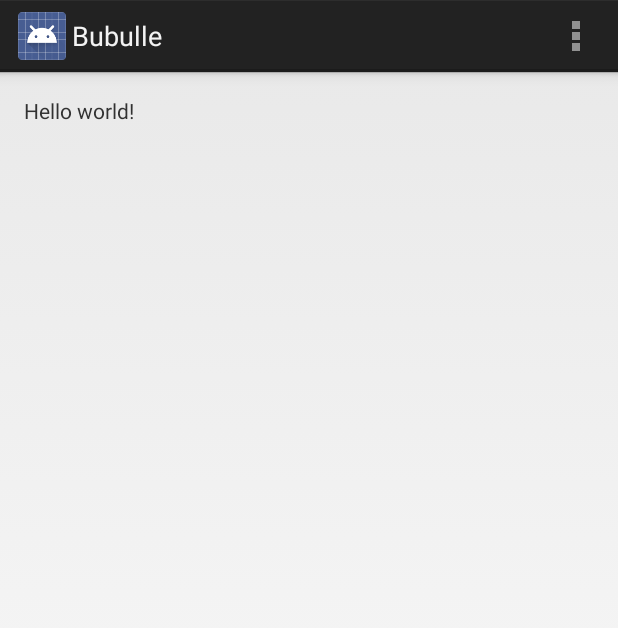
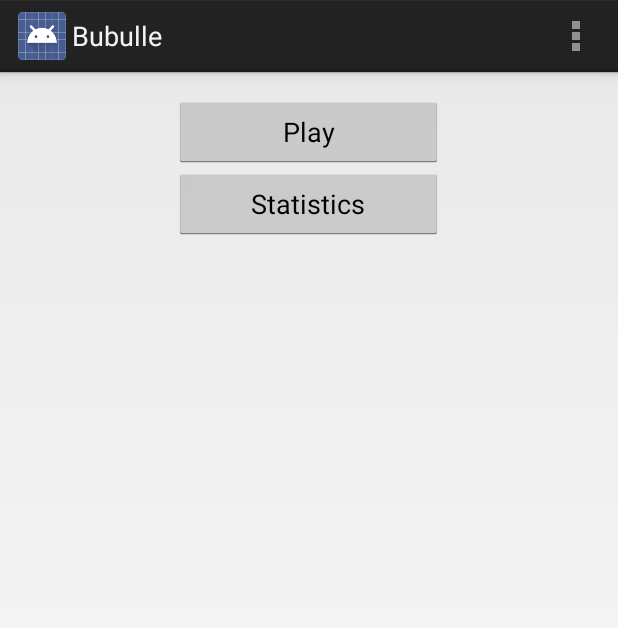
Before and after one commit to NicolasPecot/Bubulle, an Android app: the screen it shows after launch (Bubulle), on a phone screen of 412 x 824 dp. Shown: the top 628 px of the screen. Run offline under Robolectric (Android 15) with nearby library versions, the phone set to English and light mode, and no system bars.

Commit message:
Initial Commit

```diff
--- a/app/src/main/res/layout/activity_bubulle.xml
+++ b/app/src/main/res/layout/activity_bubulle.xml
@@ -8,9 +8,25 @@
     android:paddingBottom="@dimen/activity_vertical_margin"
     tools:context=".Bubulle">
 
-    <TextView
-        android:text="@string/hello_world"
-        android:layout_width="wrap_content"
-        android:layout_height="wrap_content" />
+    <LinearLayout
+        android:orientation="vertical"
+        android:layout_width="fill_parent"
+        android:layout_height="fill_parent"
+        android:layout_alignParentTop="true"
+        android:layout_alignParentStart="true">
 
+        <Button
+            android:layout_width="179dp"
+            android:layout_height="wrap_content"
+            android:text="Play"
+            android:id="@+id/button"
+            android:layout_gravity="center_horizontal" />
+
+        <Button
+            android:layout_width="179dp"
+            android:layout_height="wrap_content"
+            android:text="Statistics"
+            android:id="@+id/button2"
+            android:layout_gravity="center_horizontal" />
+    </LinearLayout>
 </RelativeLayout>
```
